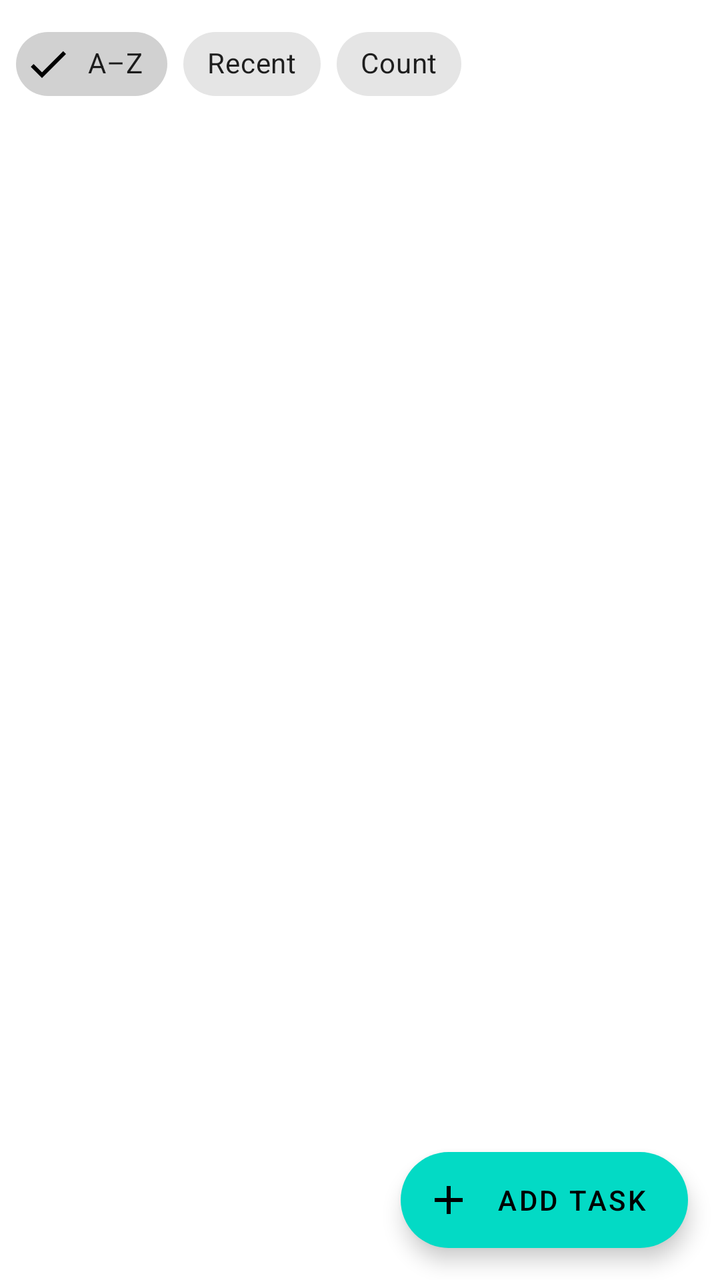
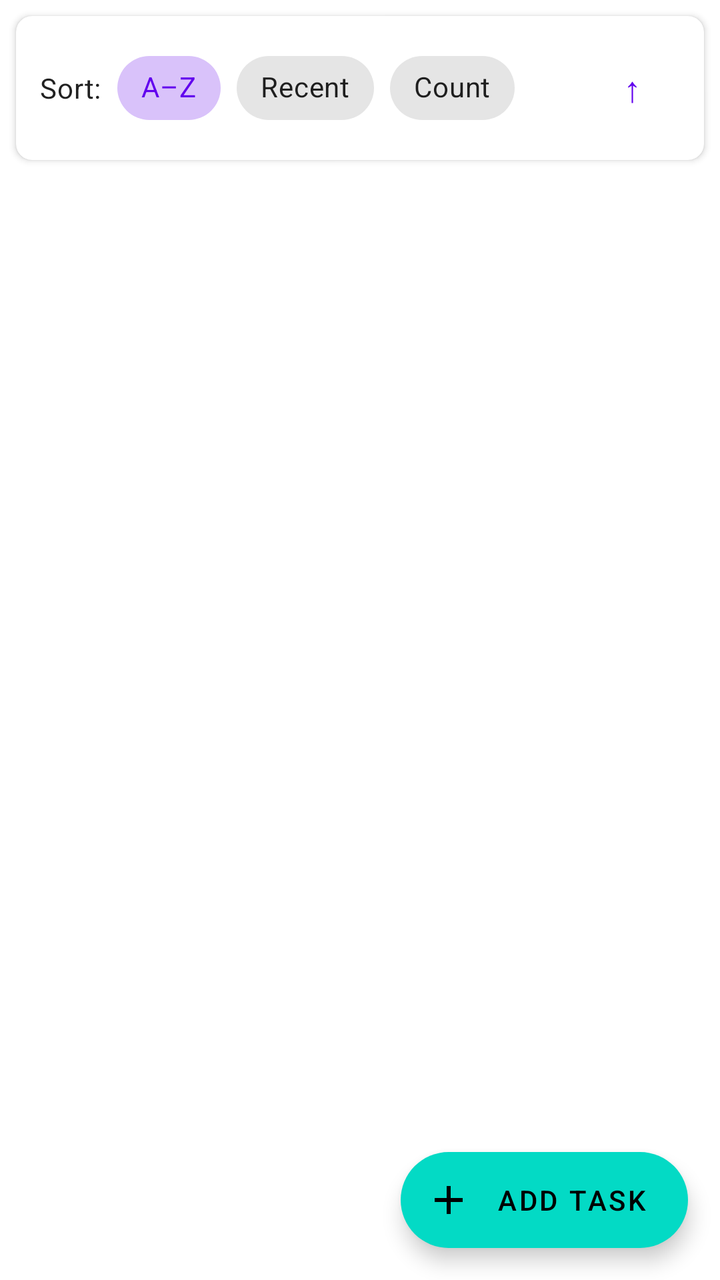

Screens rendered from an Android XML layout before and after an edit, with the pre-edit source and the edit as a unified diff.
<!-- AndroidManifest.xml: application theme Theme.MyStreak -->
<!-- res/layout/fragment_tasks.xml -->
<?xml version="1.0" encoding="utf-8"?>
<androidx.coordinatorlayout.widget.CoordinatorLayout xmlns:android="http://schemas.android.com/apk/res/android"
    xmlns:app="http://schemas.android.com/apk/res-auto"
    android:layout_width="match_parent"
    android:layout_height="match_parent">

    <LinearLayout
        android:layout_width="match_parent"
        android:layout_height="match_parent"
        android:orientation="vertical">

        <com.google.android.material.chip.ChipGroup
            android:id="@+id/chip_group_sort"
            android:layout_width="match_parent"
            android:layout_height="wrap_content"
            android:padding="8dp"
            app:singleSelection="true">

            <com.google.android.material.chip.Chip
                android:id="@+id/chip_alpha"
                style="@style/Widget.MaterialComponents.Chip.Filter"
                android:layout_width="wrap_content"
                android:layout_height="wrap_content"
                android:checked="true"
                android:text="@string/sort_alphabetical" />

            <com.google.android.material.chip.Chip
                android:id="@+id/chip_recent"
                style="@style/Widget.MaterialComponents.Chip.Filter"
                android:layout_width="wrap_content"
                android:layout_height="wrap_content"
                android:text="@string/sort_recent" />

            <com.google.android.material.chip.Chip
                android:id="@+id/chip_count"
                style="@style/Widget.MaterialComponents.Chip.Filter"
                android:layout_width="wrap_content"
                android:layout_height="wrap_content"
                android:text="@string/sort_count" />
        </com.google.android.material.chip.ChipGroup>

        <TextView
            android:id="@+id/tv_no_tasks"
            android:layout_width="match_parent"
            android:layout_height="wrap_content"
            android:gravity="center"
            android:padding="32dp"
            android:text="@string/no_tasks"
            android:visibility="gone" />

        <androidx.recyclerview.widget.RecyclerView
            android:id="@+id/rv_tasks"
            android:layout_width="match_parent"
            android:layout_height="0dp"
            android:layout_weight="1"
            android:clipToPadding="false"
            android:paddingBottom="88dp" />
    </LinearLayout>

    <com.google.android.material.floatingactionbutton.ExtendedFloatingActionButton
        android:id="@+id/fab_add_task"
        android:layout_width="wrap_content"
        android:layout_height="wrap_content"
        android:layout_gravity="bottom|end"
        android:layout_margin="16dp"
        android:text="@string/add_task"
        app:icon="@drawable/ic_add" />

</androidx.coordinatorlayout.widget.CoordinatorLayout>
<!-- resources referenced by this layout -->
<resources>
  <!-- drawable ic_add (drawable) -->
  <vector xmlns:android="http://schemas.android.com/apk/res/android"
      android:width="24dp"
      android:height="24dp"
      android:viewportWidth="24"
      android:viewportHeight="24"
      android:tint="?attr/colorOnPrimary">
      <path
          android:fillColor="@android:color/white"
          android:pathData="M19,13h-6v6h-2v-6H5v-2h6V5h2v6h6v2z" />
  </vector>
  <string name="add_task">Add Task</string>
  <string name="no_tasks">No tasks yet. Tap + to add one.</string>
  <string name="sort_alphabetical">A–Z</string>
  <string name="sort_count">Count</string>
  <string name="sort_recent">Recent</string>
  <style name="Theme.MyStreak" parent="Theme.MaterialComponents.DayNight.DarkActionBar">
          <item name="colorPrimary">@color/purple_500</item>
          <item name="colorPrimaryVariant">@color/purple_700</item>
          <item name="colorOnPrimary">@android:color/white</item>
          <item name="colorSecondary">@color/teal_200</item>
          <item name="colorOnSecondary">@android:color/black</item>
          <item name="android:statusBarColor">?attr/colorPrimaryVariant</item>
          <item name="windowActionBar">false</item>
          <item name="windowNoTitle">true</item>
      </style>
  <color name="purple_500">#FF6200EE</color>
  <color name="purple_700">#FF3700B3</color>
  <color name="teal_200">#FF03DAC5</color>
</resources>

<!-- the commit's change to res/layout/fragment_tasks.xml (unified diff, before → after) -->
@@ -9,35 +9,72 @@
         android:layout_height="match_parent"
         android:orientation="vertical">
 
-        <com.google.android.material.chip.ChipGroup
-            android:id="@+id/chip_group_sort"
+        
+        <com.google.android.material.card.MaterialCardView
             android:layout_width="match_parent"
             android:layout_height="wrap_content"
-            android:padding="8dp"
-            app:singleSelection="true">
+            android:layout_margin="8dp"
+            app:cardCornerRadius="8dp"
+            app:cardElevation="2dp">
 
-            <com.google.android.material.chip.Chip
-                android:id="@+id/chip_alpha"
-                style="@style/Widget.MaterialComponents.Chip.Filter"
-                android:layout_width="wrap_content"
+            <LinearLayout
+                android:layout_width="match_parent"
                 android:layout_height="wrap_content"
-                android:checked="true"
-                android:text="@string/sort_alphabetical" />
+                android:gravity="center_vertical"
+                android:orientation="horizontal"
+                android:padding="12dp">
 
-            <com.google.android.material.chip.Chip
-                android:id="@+id/chip_recent"
-                style="@style/Widget.MaterialComponents.Chip.Filter"
-                android:layout_width="wrap_content"
-                android:layout_height="wrap_content"
-                android:text="@string/sort_recent" />
+                <TextView
+                    android:layout_width="wrap_content"
+                    android:layout_height="wrap_content"
+                    android:layout_marginEnd="8dp"
+                    android:text="Sort:"
+                    android:textAppearance="?attr/textAppearanceBody2" />
 
-            <com.google.android.material.chip.Chip
-                android:id="@+id/chip_count"
-                style="@style/Widget.MaterialComponents.Chip.Filter"
-                android:layout_width="wrap_content"
-                android:layout_height="wrap_content"
-                android:text="@string/sort_count" />
-        </com.google.android.material.chip.ChipGroup>
+                <com.google.android.material.chip.ChipGroup
+                    android:id="@+id/chip_group_sort"
+                    android:layout_width="0dp"
+                    android:layout_height="wrap_content"
+                    android:layout_weight="1"
+                    app:selectionRequired="true"
+                    app:singleSelection="true">
+
+                    <com.google.android.material.chip.Chip
+                        android:id="@+id/chip_alpha"
+                        style="@style/Widget.MaterialComponents.Chip.Choice"
+                        android:layout_width="wrap_content"
+                        android:layout_height="wrap_content"
+                        android:checked="true"
+                        android:text="@string/sort_alphabetical" />
+
+                    <com.google.android.material.chip.Chip
+                        android:id="@+id/chip_recent"
+                        style="@style/Widget.MaterialComponents.Chip.Choice"
+                        android:layout_width="wrap_content"
+                        android:layout_height="wrap_content"
+                        android:text="@string/sort_recent" />
+
+                    <com.google.android.material.chip.Chip
+                        android:id="@+id/chip_count"
+                        style="@style/Widget.MaterialComponents.Chip.Choice"
+                        android:layout_width="wrap_content"
+                        android:layout_height="wrap_content"
+                        android:text="@string/sort_count" />
+
+                </com.google.android.material.chip.ChipGroup>
+
+                <com.google.android.material.button.MaterialButton
+                    android:id="@+id/btn_sort_direction"
+                    style="@style/Widget.MaterialComponents.Button.TextButton"
+                    android:layout_width="wrap_content"
+                    android:layout_height="wrap_content"
+                    android:minWidth="48dp"
+                    android:text="↑"
+                    android:textSize="18sp" />
+
+            </LinearLayout>
+
+        </com.google.android.material.card.MaterialCardView>
 
         <TextView
             android:id="@+id/tv_no_tasks"
<!-- resource entries referenced after the edit -->
@@ -23,6 +23,7 @@
           <item name="colorSecondary">@color/teal_200</item>
           <item name="colorOnSecondary">@android:color/black</item>
           <item name="android:statusBarColor">?attr/colorPrimaryVariant</item>
+          <item name="android:windowLightStatusBar">true</item>
           <item name="windowActionBar">false</item>
           <item name="windowNoTitle">true</item>
       </style>
